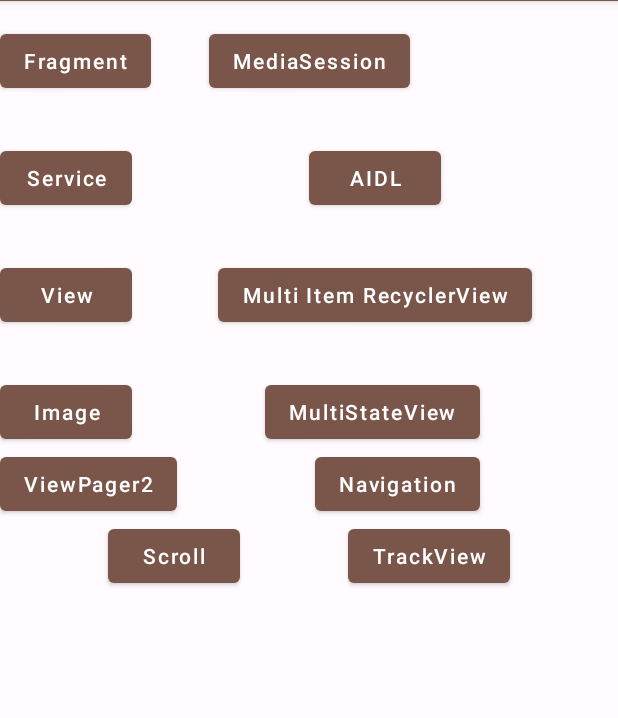
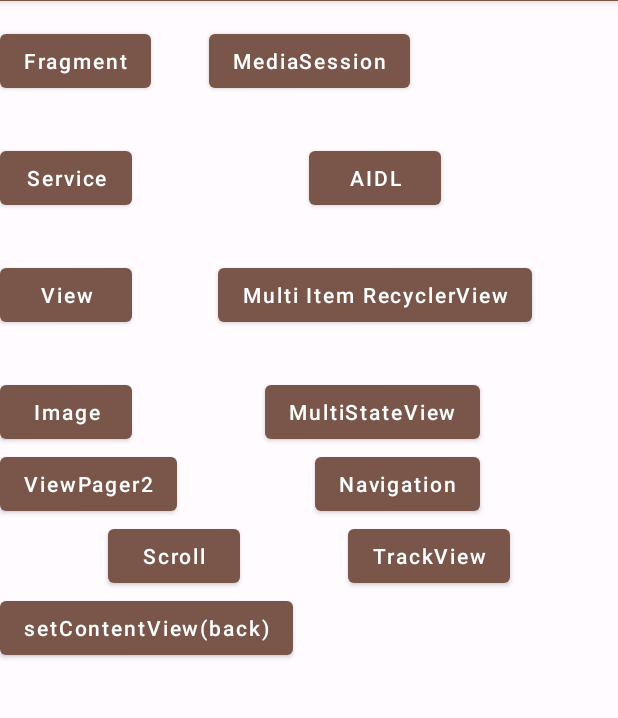
Before and after one commit to imdevil-mk/Playground, an Android app: the screen it shows after launch (MainActivity), on a phone screen of 412 x 824 dp, the part 83-801 px from its top. Run offline under Robolectric (Android 15) with nearby library versions, the phone set to English and light mode, and no system bars.

Commit message:
setContentView

```diff
--- a/app/src/main/java/com/imdevil/playground/MainActivity.kt
+++ b/app/src/main/java/com/imdevil/playground/MainActivity.kt
@@ -2,6 +2,10 @@ package com.imdevil.playground
 
 import android.os.Bundle
 import android.util.Log
+import android.view.LayoutInflater
+import android.view.View
+import android.view.ViewGroup
+import android.widget.Button
 import com.imdevil.playground.base.LogActivity
 import com.imdevil.playground.base.setupButtonClick
 import com.imdevil.playground.fragment.BottomNavigationActivity
@@ -23,9 +27,19 @@ class MainActivity : LogActivity() {
         Log.d(getLogTag(), ": init")
     }
 
+    private lateinit var contentParent: ViewGroup
+    private var mainView: View? = null
+    private var backView: View? = null
+
     override fun onCreate(savedInstanceState: Bundle?) {
         super.onCreate(savedInstanceState)
-        setContentView(R.layout.activity_main)
+        contentParent = findViewById(android.R.id.content)
+
+        if (mainView == null) {
+            mainView =
+                LayoutInflater.from(this)?.inflate(R.layout.activity_main, contentParent, false)
+        }
+        setContentView(mainView)
 
         setupButtonClick(R.id.fragment, ContainerActivity::class.java)
         setupButtonClick(R.id.service, ServiceActivity::class.java)
@@ -39,5 +53,22 @@ class MainActivity : LogActivity() {
         setupButtonClick(R.id.navigation, BottomNavigationActivity::class.java)
         setupButtonClick(R.id.scroll, ScrollMainDemoActivity::class.java)
         setupButtonClick(R.id.track, TrackActivity::class.java)
+
+        mainView?.findViewById<Button>(R.id.set_back_view)?.setOnClickListener {
+            if (backView == null) {
+                backView = LayoutInflater.from(this)
+                    ?.inflate(R.layout.activity_main_back, contentParent, false)
+                backView?.findViewById<Button>(R.id.set_main_view)?.setOnClickListener {
+                    setContentView(mainView)
+                }
+            }
+            setContentView(backView)
+        }
+    }
+
+    override fun onDestroy() {
+        super.onDestroy()
+        mainView = null
+        backView = null
     }
 }
--- a/app/src/main/res/layout/activity_main.xml
+++ b/app/src/main/res/layout/activity_main.xml
@@ -125,4 +125,12 @@
         app:layout_constraintEnd_toEndOf="parent"
         app:layout_constraintStart_toEndOf="@id/scroll"
         app:layout_constraintTop_toTopOf="@id/scroll" />
+
+    <Button
+        android:id="@+id/set_back_view"
+        android:layout_width="wrap_content"
+        android:layout_height="wrap_content"
+        android:text="setContentView(back)"
+        app:layout_constraintStart_toStartOf="parent"
+        app:layout_constraintTop_toBottomOf="@id/scroll" />
 </androidx.constraintlayout.widget.ConstraintLayout>
```
Also changed, not shown: app/src/main/res/layout/activity_main_back.xml (added, +16 -0 lines).
